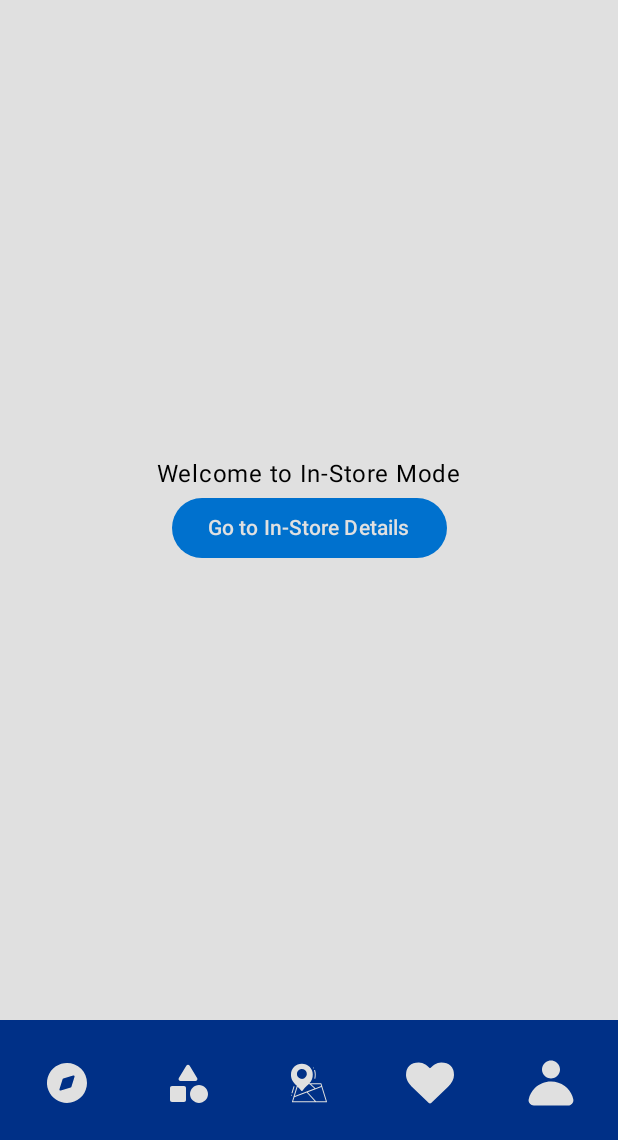
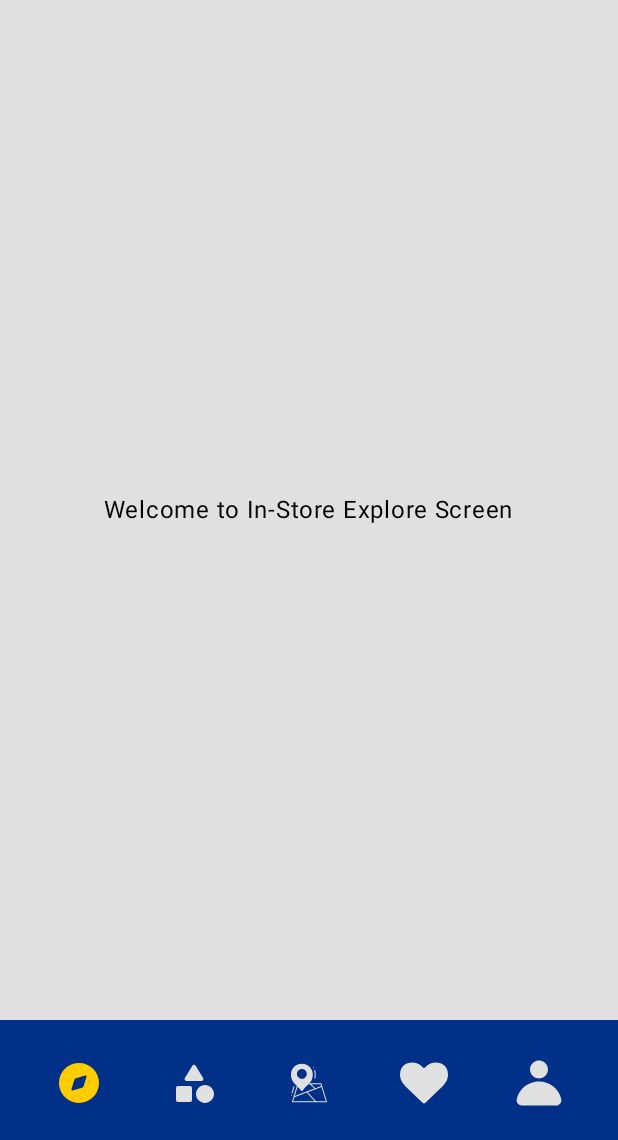
Before and after one commit to shivang0-0/ShopMate, an Android app built with Jetpack Compose: the MainActivity screen opened directly, with no data from a screen before it, after a tap on "In-Store", on a phone screen of 412 x 824 dp, the part 96-1236 px from its top. Run offline under Robolectric (Android 15) with nearby library versions, the light colour scheme and no system bars.

Commit message:
added empty screens and updated header and footer with active tab functionality

```diff
--- a/app/src/main/java/com/sparkathon/shopmate/main/AppFooter.kt
+++ b/app/src/main/java/com/sparkathon/shopmate/main/AppFooter.kt
@@ -1,55 +1,60 @@
 package com.sparkathon.shopmate.main
 
-import androidx.compose.foundation.layout.*
-import androidx.compose.foundation.text.BasicText
-import androidx.compose.material3.*
+import androidx.compose.foundation.layout.Arrangement
+import androidx.compose.foundation.layout.Column
+import androidx.compose.foundation.layout.Row
+import androidx.compose.foundation.layout.fillMaxWidth
+import androidx.compose.foundation.layout.padding
+import androidx.compose.material3.BottomAppBar
+import androidx.compose.material3.Icon
+import androidx.compose.material3.IconButton
+import androidx.compose.material3.MaterialTheme
 import androidx.compose.runtime.Composable
 import androidx.compose.ui.Alignment
 import androidx.compose.ui.Modifier
-import androidx.compose.ui.graphics.Color
 import androidx.compose.ui.res.painterResource
-import androidx.compose.ui.text.font.FontWeight
 import androidx.compose.ui.unit.dp
-import androidx.compose.ui.unit.sp
 import com.sparkathon.shopmate.R
 
 @Composable
-fun AppFooter(isInStoreMode: Boolean, onNavigationItemClick: (Screen) -> Unit) {
+fun AppFooter(isInStoreMode: Boolean, onNavigationItemClick: (Screen) -> Unit, activeScreen: Screen) {
     BottomAppBar(
         modifier = Modifier.fillMaxWidth(),
-        containerColor = MaterialTheme.colorScheme.secondary, // Footer background color
-        contentColor = MaterialTheme.colorScheme.onSecondary // Icon and text color
+        containerColor = MaterialTheme.colorScheme.secondary,
+        contentColor = MaterialTheme.colorScheme.onSecondary
     ) {
         Row(
             modifier = Modifier.fillMaxWidth(),
-            horizontalArrangement = Arrangement.SpaceAround, // Distribute items evenly
+            horizontalArrangement = Arrangement.SpaceEvenly,
             verticalAlignment = Alignment.CenterVertically
         ) {
-            NavigationItem(screen = Screen.Discover, onNavigationItemClick = onNavigationItemClick)
-            NavigationItem(screen = Screen.Categories, onNavigationItemClick = onNavigationItemClick)
+            NavigationItem(screen = Screen.Discover, onNavigationItemClick = onNavigationItemClick, activeScreen = activeScreen)
+            NavigationItem(screen = Screen.Categories, onNavigationItemClick = onNavigationItemClick, activeScreen = activeScreen)
 
             if (isInStoreMode) {
-                NavigationItem(screen = Screen.Map, onNavigationItemClick = onNavigationItemClick)
+                NavigationItem(screen = Screen.Map, onNavigationItemClick = onNavigationItemClick, activeScreen = activeScreen)
             }
 
-            NavigationItem(screen = Screen.Wishlist, onNavigationItemClick = onNavigationItemClick)
-            NavigationItem(screen = Screen.Profile, onNavigationItemClick = onNavigationItemClick)
+            NavigationItem(screen = Screen.Wishlist, onNavigationItemClick = onNavigationItemClick, activeScreen = activeScreen)
+            NavigationItem(screen = Screen.Profile, onNavigationItemClick = onNavigationItemClick, activeScreen = activeScreen)
         }
     }
 }
 
 @Composable
-fun NavigationItem(screen: Screen, onNavigationItemClick: (Screen) -> Unit) {
+fun NavigationItem(screen: Screen, onNavigationItemClick: (Screen) -> Unit, activeScreen: Screen) {
     Column(
-        modifier = Modifier.padding(4.dp),
         horizontalAlignment = Alignment.CenterHorizontally,
         verticalArrangement = Arrangement.Center
     ) {
-        IconButton(onClick = { onNavigationItemClick(screen) }) {
+        IconButton(
+            onClick = { onNavigationItemClick(screen) },
+            modifier = Modifier.padding(4.dp)
+        ) {
             Icon(
                 painter = painterResource(id = screen.iconResId),
                 contentDescription = screen.label,
-                tint = MaterialTheme.colorScheme.onPrimary
+                tint = if (screen == activeScreen) MaterialTheme.colorScheme.tertiary else MaterialTheme.colorScheme.onSecondary
             )
         }
     }
@@ -61,4 +66,5 @@ sealed class Screen(val iconResId: Int, val label: String) {
     object Map : Screen(R.drawable.ic_map, "Map")
     object Wishlist : Screen(R.drawable.ic_favourite, "Wishlist")
     object Profile : Screen(R.drawable.ic_profile, "Profile")
+    object Cart : Screen(R.drawable.ic_cart, "Cart")
 }
--- a/app/src/main/java/com/sparkathon/shopmate/main/AppHeader.kt
+++ b/app/src/main/java/com/sparkathon/shopmate/main/AppHeader.kt
@@ -1,3 +1,5 @@
+package com.sparkathon.shopmate.main
+
 import androidx.compose.foundation.layout.*
 import androidx.compose.material3.*
 import androidx.compose.runtime.Composable
@@ -9,8 +11,7 @@ import com.sparkathon.shopmate.R
 
 @OptIn(ExperimentalMaterial3Api::class)
 @Composable
-fun AppHeader(isInStoreMode: Boolean, onModeSwitch: () -> Unit, isHomePage: Boolean, onCartClick: () -> Unit) {
-    // Header layout with primary background color
+fun AppHeader(isInStoreMode: Boolean, onModeSwitch: () -> Unit, onCartClick: () -> Unit, activeScreen: Screen) {
     TopAppBar(
         title = { Text(text = "ShopMate", color = MaterialTheme.colorScheme.onSecondary) },
         actions = {
@@ -18,7 +19,6 @@ fun AppHeader(isInStoreMode: Boolean, onModeSwitch: () -> Unit, isHomePage: Bool
                 verticalAlignment = Alignment.CenterVertically,
                 modifier = Modifier.padding(end = 16.dp)
             ) {
-                if (isHomePage) {
                 Button(
                     onClick = onModeSwitch,
                     colors = ButtonDefaults.buttonColors(
@@ -28,7 +28,6 @@ fun AppHeader(isInStoreMode: Boolean, onModeSwitch: () -> Unit, isHomePage: Bool
                 ) {
                     Text(text = if (isInStoreMode) "Online" else "In-Store")
                 }
-                }
 
                 Spacer(modifier = Modifier.width(8.dp))
 
@@ -36,7 +35,7 @@ fun AppHeader(isInStoreMode: Boolean, onModeSwitch: () -> Unit, isHomePage: Bool
                     Icon(
                         painter = painterResource(id = R.drawable.ic_cart),
                         contentDescription = "Cart",
-                        tint = MaterialTheme.colorScheme.onPrimary
+                        tint = if (activeScreen == Screen.Cart) MaterialTheme.colorScheme.tertiary else MaterialTheme.colorScheme.onPrimary
                     )
                 }
             }
--- a/app/src/main/java/com/sparkathon/shopmate/main/MainScreen.kt
+++ b/app/src/main/java/com/sparkathon/shopmate/main/MainScreen.kt
@@ -1,44 +1,40 @@
 package com.sparkathon.shopmate.main
 
-import AppHeader
 import androidx.compose.foundation.layout.*
 import androidx.compose.runtime.*
 import androidx.compose.ui.Modifier
-import com.sparkathon.shopmate.main.screens.InStoreScreen
-import com.sparkathon.shopmate.main.screens.OnlineScreen
+import com.sparkathon.shopmate.main.screens.*
 
 @Composable
 fun MainScreen() {
     var isInStoreMode by remember { mutableStateOf(false) }
-    var isHomePage by remember { mutableStateOf(true) }
+    var currentScreen by remember { mutableStateOf<Screen>(Screen.Discover) }
 
     Column(modifier = Modifier.fillMaxSize()) {
         AppHeader(
             isInStoreMode = isInStoreMode,
             onModeSwitch = { isInStoreMode = !isInStoreMode },
-            isHomePage = isHomePage,
-            onCartClick = { TODO() }
+            onCartClick = { currentScreen = Screen.Cart },
+            activeScreen = currentScreen
         )
 
         Box(modifier = Modifier.weight(1f)) {
-            if (isInStoreMode) {
-                InStoreScreen(onNavigate = { isHomePage = it })
-            } else {
-                OnlineScreen(onNavigate = { isHomePage = it })
+            when (currentScreen) {
+                Screen.Discover -> if (isInStoreMode) InStoreScreen() else OnlineScreen()
+                Screen.Categories -> if (isInStoreMode) InStoreCategoriesScreen() else OnlineCategoriesScreen()
+                Screen.Map -> InStoreMapScreen()
+                Screen.Wishlist -> if (isInStoreMode) InStoreWishlistScreen() else OnlineWishlistScreen()
+                Screen.Profile -> ProfileScreen()
+                Screen.Cart -> if (isInStoreMode) InStoreCartScreen() else OnlineCartScreen()
             }
         }
 
         AppFooter(
             isInStoreMode = isInStoreMode,
-            onNavigationItemClick = { page ->
-                when (page) {
-                    Screen.Categories -> TODO()
-                    Screen.Discover -> TODO()
-                    Screen.Map -> TODO()
-                    Screen.Profile -> TODO()
-                    Screen.Wishlist -> TODO()
-                }
-            }
+            onNavigationItemClick = { screen ->
+                currentScreen = screen
+            },
+            activeScreen = currentScreen
         )
     }
 }
--- /dev/null
+++ b/app/src/main/java/com/sparkathon/shopmate/main/screens/InStoreExplore.kt
@@ -0,0 +1,19 @@
+package com.sparkathon.shopmate.main.screens
+
+import androidx.compose.foundation.layout.*
+import androidx.compose.material3.Button
+import androidx.compose.material3.Text
+import androidx.compose.runtime.Composable
+import androidx.compose.ui.Alignment
+import androidx.compose.ui.Modifier
+
+@Composable
+fun InStoreScreen() {
+    Column(
+        modifier = Modifier.fillMaxSize(),
+        verticalArrangement = Arrangement.Center,
+        horizontalAlignment = Alignment.CenterHorizontally
+    ) {
+        Text(text = "Welcome to In-Store Explore Screen")
+    }
+}
--- a/app/src/main/java/com/sparkathon/shopmate/main/screens/InStoreScreen.kt
+++ b/app/src/main/java/com/sparkathon/shopmate/main/screens/OnlineCategoriesScreen.kt
@@ -1,24 +1,20 @@
 package com.sparkathon.shopmate.main.screens
 
-import androidx.compose.foundation.layout.*
-import androidx.compose.material3.Button
+import androidx.compose.foundation.layout.Arrangement
+import androidx.compose.foundation.layout.Column
+import androidx.compose.foundation.layout.fillMaxSize
 import androidx.compose.material3.Text
 import androidx.compose.runtime.Composable
 import androidx.compose.ui.Alignment
 import androidx.compose.ui.Modifier
 
 @Composable
-fun InStoreScreen(onNavigate: (Boolean) -> Unit) {
-    // UI for In-Store Mode Home
+fun OnlineCategoriesScreen() {
     Column(
         modifier = Modifier.fillMaxSize(),
         verticalArrangement = Arrangement.Center,
         horizontalAlignment = Alignment.CenterHorizontally
     ) {
-        Text(text = "Welcome to In-Store Mode")
-        // Simulate navigating away from the homepage
-        Button(onClick = { onNavigate(false) }) {
-            Text("Go to In-Store Details")
-        }
+        Text(text = "Welcome to Online Categories Screen")
     }
 }
--- a/app/src/main/java/com/sparkathon/shopmate/main/screens/OnlineScreen.kt
+++ b/app/src/main/java/com/sparkathon/shopmate/main/screens/OnlineExplore.kt
@@ -6,11 +6,9 @@ import androidx.compose.material3.Text
 import androidx.compose.runtime.Composable
 import androidx.compose.ui.Alignment
 import androidx.compose.ui.Modifier
-import androidx.compose.ui.unit.dp
 
 @Composable
-fun OnlineScreen(onNavigate: (Boolean) -> Unit) {
-    // UI for Online Mode Home
+fun OnlineScreen() {
     Column(
         modifier = Modifier
             .fillMaxSize(),
@@ -18,9 +16,5 @@ fun OnlineScreen(onNavigate: (Boolean) -> Unit) {
         horizontalAlignment = Alignment.CenterHorizontally
     ) {
         Text(text = "Welcome to Online Mode")
-        // Simulate navigating away from the homepage
-        Button(onClick = { onNavigate(false) }) {
-            Text("Go to Online Details")
-        }
     }
 }
--- a/app/src/main/java/com/sparkathon/shopmate/ui/theme/Type.kt
+++ b/app/src/main/java/com/sparkathon/shopmate/ui/theme/Type.kt
@@ -6,7 +6,6 @@ import androidx.compose.ui.text.font.FontFamily
 import androidx.compose.ui.text.font.FontWeight
 import androidx.compose.ui.unit.sp
 
-// Set of Material typography styles to start with
 val Typography = Typography(
     bodyLarge = TextStyle(
         fontFamily = FontFamily.Default,
@@ -15,20 +14,4 @@ val Typography = Typography(
         lineHeight = 24.sp,
         letterSpacing = 0.5.sp
     )
-    /* Other default text styles to override
-    titleLarge = TextStyle(
-        fontFamily = FontFamily.Default,
-        fontWeight = FontWeight.Normal,
-        fontSize = 22.sp,
-        lineHeight = 28.sp,
-        letterSpacing = 0.sp
-    ),
-    labelSmall = TextStyle(
-        fontFamily = FontFamily.Default,
-        fontWeight = FontWeight.Medium,
-        fontSize = 11.sp,
-        lineHeight = 16.sp,
-        letterSpacing = 0.5.sp
-    )
-    */
 )
```
Also changed, not shown: app/src/main/java/com/sparkathon/shopmate/main/screens/InStoreCartScreen.kt (added, +20 -0 lines), app/src/main/java/com/sparkathon/shopmate/main/screens/InStoreCategoriesScreen.kt (added, +20 -0 lines), app/src/main/java/com/sparkathon/shopmate/main/screens/InStoreMapScreen.kt (added, +20 -0 lines), app/src/main/java/com/sparkathon/shopmate/main/screens/InStoreWishlistScreen.kt (added, +20 -0 lines), app/src/main/java/com/sparkathon/shopmate/main/screens/OnlineCartScreen.kt (added, +20 -0 lines), app/src/main/java/com/sparkathon/shopmate/main/screens/OnlineWishlistScreen.kt (added, +20 -0 lines), app/src/main/java/com/sparkathon/shopmate/main/screens/ProfileScreen.kt (added, +20 -0 lines), app/src/main/java/com/sparkathon/shopmate/ui/theme/Color.kt (deleted, +0 -11 lines). Lines whose indentation alone changed are shown as unchanged.
